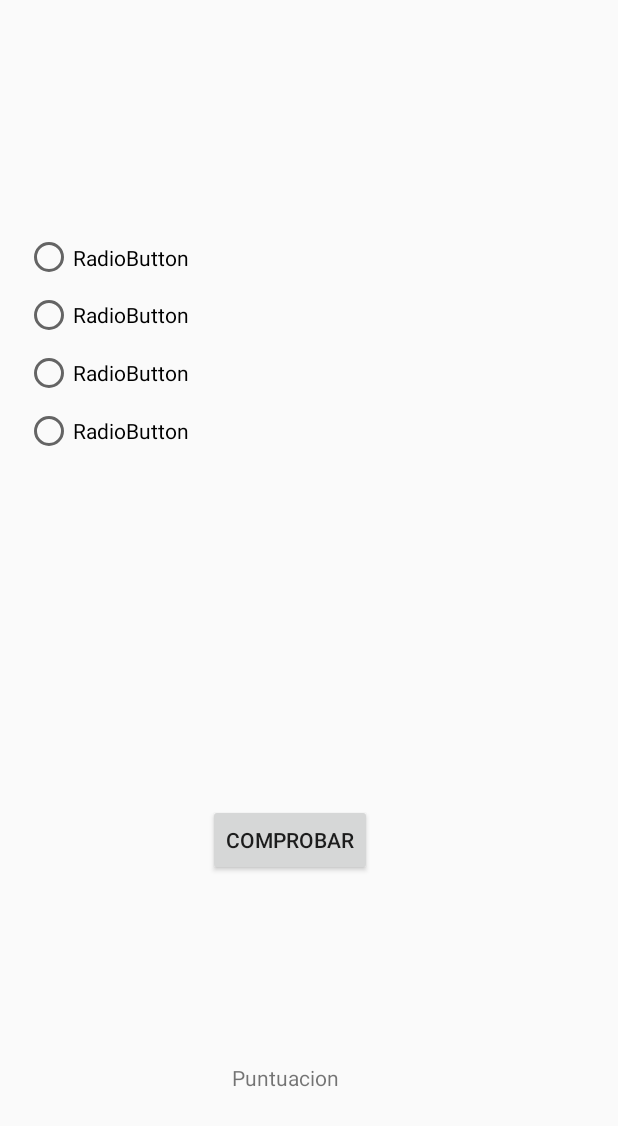
After one commit to HectorM15/Moviles, an Android app: the layout questions.xml on its own in the app's theme, with its tools: preview values and no code run, on a phone screen of 412 x 824 dp. The commit adds this screen. Shown: the top 1126 px of the screen. Run offline under Robolectric (Android 15) with nearby library versions, the phone set to English and light mode, and no system bars.

Commit message:
Added new layout contents

```diff
--- /dev/null
+++ b/Practica1Moviles/app/src/main/res/layout/questions.xml
@@ -0,0 +1,83 @@
+<?xml version="1.0" encoding="utf-8"?>
+<android.support.constraint.ConstraintLayout xmlns:android="http://schemas.android.com/apk/res/android"
+    xmlns:app="http://schemas.android.com/apk/res-auto"
+    xmlns:tools="http://schemas.android.com/tools"
+    android:layout_width="match_parent"
+    android:layout_height="match_parent"
+    android:id="@+id/questions_layout"
+    app:layout_behavior="@string/appbar_scrolling_view_behavior"
+    tools:context=".Views.Activities.GameActivity"
+    tools:showIn="@layout/activity_game">
+
+    <RadioGroup
+        android:id="@+id/rg_Answers"
+        android:layout_width="144dp"
+        android:layout_height="154dp"
+        android:layout_marginStart="16dp"
+        android:layout_marginTop="106dp"
+        android:layout_marginEnd="251dp"
+        android:layout_marginBottom="471dp"
+        app:layout_constraintBottom_toBottomOf="parent"
+        app:layout_constraintEnd_toEndOf="parent"
+        app:layout_constraintStart_toStartOf="parent"
+        app:layout_constraintTop_toTopOf="parent">
+
+        <RadioButton
+            android:id="@+id/rb_Answer4"
+            android:layout_width="wrap_content"
+            android:layout_height="wrap_content"
+            android:layout_weight="1"
+            android:text="RadioButton" />
+
+        <RadioButton
+            android:id="@+id/rb_Answer3"
+            android:layout_width="wrap_content"
+            android:layout_height="wrap_content"
+            android:layout_weight="1"
+            android:text="RadioButton" />
+
+        <RadioButton
+            android:id="@+id/rb_Answer2"
+            android:layout_width="wrap_content"
+            android:layout_height="wrap_content"
+            android:layout_weight="1"
+            android:text="RadioButton" />
+
+        <RadioButton
+            android:id="@+id/rb_Answer1"
+            android:layout_width="wrap_content"
+            android:layout_height="wrap_content"
+            android:layout_weight="1"
+            android:text="RadioButton" />
+    </RadioGroup>
+
+    <Button
+        android:id="@+id/btn_Check"
+        android:layout_width="wrap_content"
+        android:layout_height="wrap_content"
+        android:layout_marginStart="138dp"
+        android:layout_marginTop="206dp"
+        android:layout_marginEnd="163dp"
+        android:layout_marginBottom="217dp"
+        android:text="Comprobar"
+        android:onClick="checkAnswer"
+        app:layout_constraintBottom_toBottomOf="parent"
+        app:layout_constraintEnd_toEndOf="parent"
+        app:layout_constraintStart_toStartOf="parent"
+        app:layout_constraintTop_toBottomOf="@+id/rg_Answers" />
+
+    <TextView
+        android:id="@+id/int_punt"
+        android:layout_width="wrap_content"
+        android:layout_height="wrap_content"
+        android:layout_marginStart="160dp"
+        android:layout_marginTop="113dp"
+        android:layout_marginEnd="192dp"
+        android:layout_marginBottom="85dp"
+        android:text="Puntuacion"
+        app:layout_constraintBottom_toBottomOf="parent"
+        app:layout_constraintEnd_toEndOf="parent"
+        app:layout_constraintStart_toStartOf="parent"
+        app:layout_constraintTop_toBottomOf="@+id/btn_Check" />
+
+</android.support.constraint.ConstraintLayout>
```
Also changed, not shown: Practica1Moviles/app/src/main/java/com/example/practica1moviles/Models/Questions.java (+8 -0 lines), Practica1Moviles/app/src/main/java/com/example/practica1moviles/Views/Activities/GameActivity.java (+19 -10 lines), Practica1Moviles/app/src/main/res/layout/activity_game.xml (+10 -66 lines), Practica1Moviles/app/src/main/res/layout/questions_images.xml (added, +27 -0 lines).
